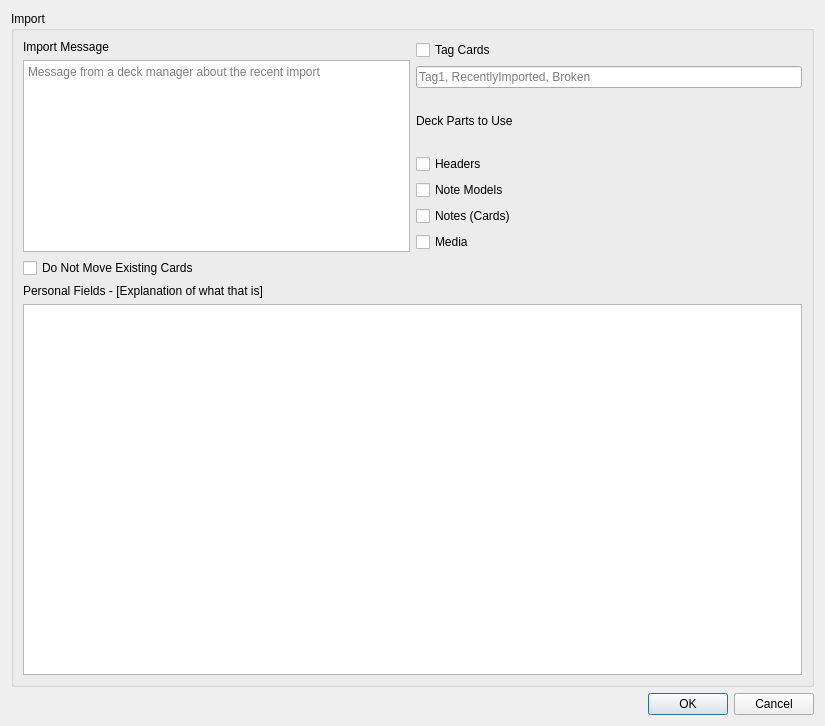
Stvad/CrowdAnki, file ui_files/import.ui: the form before one commit.
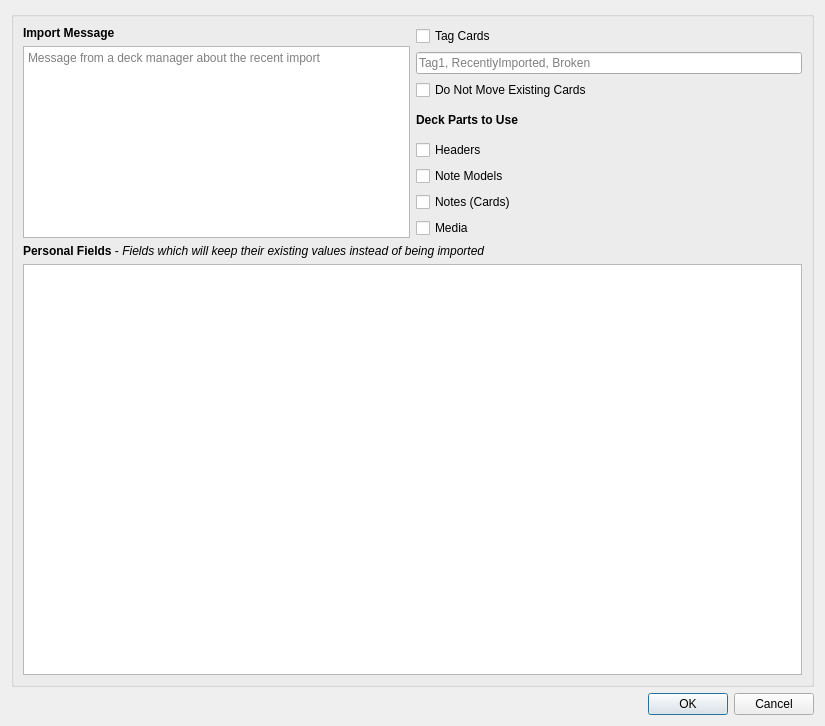
The form after the commit.

```diff
--- a/ui_files/import.ui
+++ b/ui_files/import.ui
@@ -21,7 +21,7 @@
        <item>
         <widget class="QGroupBox" name="group_deck_import">
          <property name="title">
-          <string>Import</string>
+          <string/>
          </property>
          <layout class="QVBoxLayout" name="verticalLayout_5">
           <item>
@@ -36,7 +36,7 @@
                 <item>
                  <widget class="QLabel" name="import_message_label">
                   <property name="text">
-                   <string>Import Message</string>
+                   <string>&lt;html&gt;&lt;head/&gt;&lt;body&gt;&lt;p&gt;&lt;span style=&quot; font-weight:600;&quot;&gt;Import Message&lt;/span&gt;&lt;/p&gt;&lt;/body&gt;&lt;/html&gt;</string>
                   </property>
                  </widget>
                 </item>
@@ -73,14 +73,24 @@
                     </property>
                    </widget>
                   </item>
+                  <item>
+                   <widget class="QCheckBox" name="cb_ignore_move_cards">
+                    <property name="text">
+                     <string>Do Not Move Existing Cards</string>
+                    </property>
+                   </widget>
+                  </item>
                  </layout>
                 </item>
                 <item>
                  <layout class="QVBoxLayout" name="verticalLayout_7">
                   <item>
                    <widget class="QLabel" name="label_2">
+                    <property name="enabled">
+                     <bool>true</bool>
+                    </property>
                     <property name="text">
-                     <string>Deck Parts to Use</string>
+                     <string>&lt;html&gt;&lt;head/&gt;&lt;body&gt;&lt;p&gt;&lt;span style=&quot; font-weight:600;&quot;&gt;Deck Parts to Use&lt;/span&gt;&lt;/p&gt;&lt;/body&gt;&lt;/html&gt;</string>
                     </property>
                    </widget>
                   </item>
@@ -120,17 +130,10 @@
             </item>
            </layout>
           </item>
-          <item>
-           <widget class="QCheckBox" name="cb_ignore_move_cards">
-            <property name="text">
-             <string>Do Not Move Existing Cards</string>
-            </property>
-           </widget>
-          </item>
           <item>
            <widget class="QLabel" name="label">
             <property name="text">
-             <string>Personal Fields - [Explanation of what that is]</string>
+             <string>&lt;html&gt;&lt;head/&gt;&lt;body&gt;&lt;p&gt;&lt;span style=&quot; font-weight:600;&quot;&gt;Personal Fields&lt;/span&gt; - &lt;span style=&quot; font-style:italic;&quot;&gt;Fields which will keep their existing values instead of being imported&lt;/span&gt;&lt;/p&gt;&lt;/body&gt;&lt;/html&gt;</string>
             </property>
            </widget>
           </item>
```
